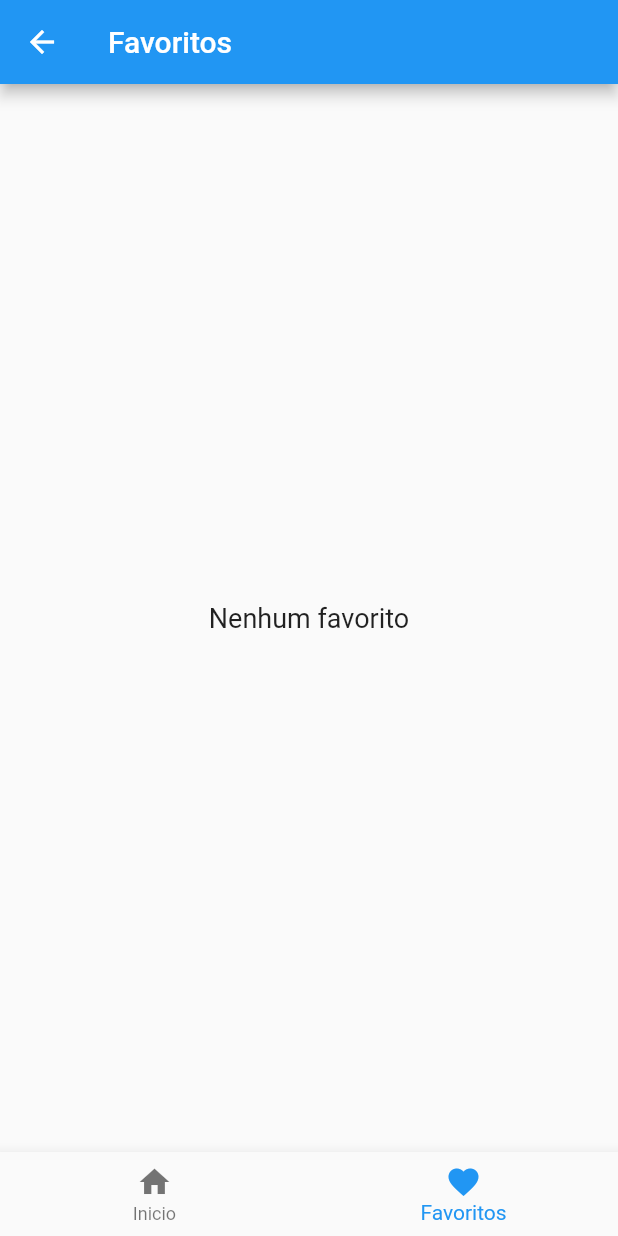
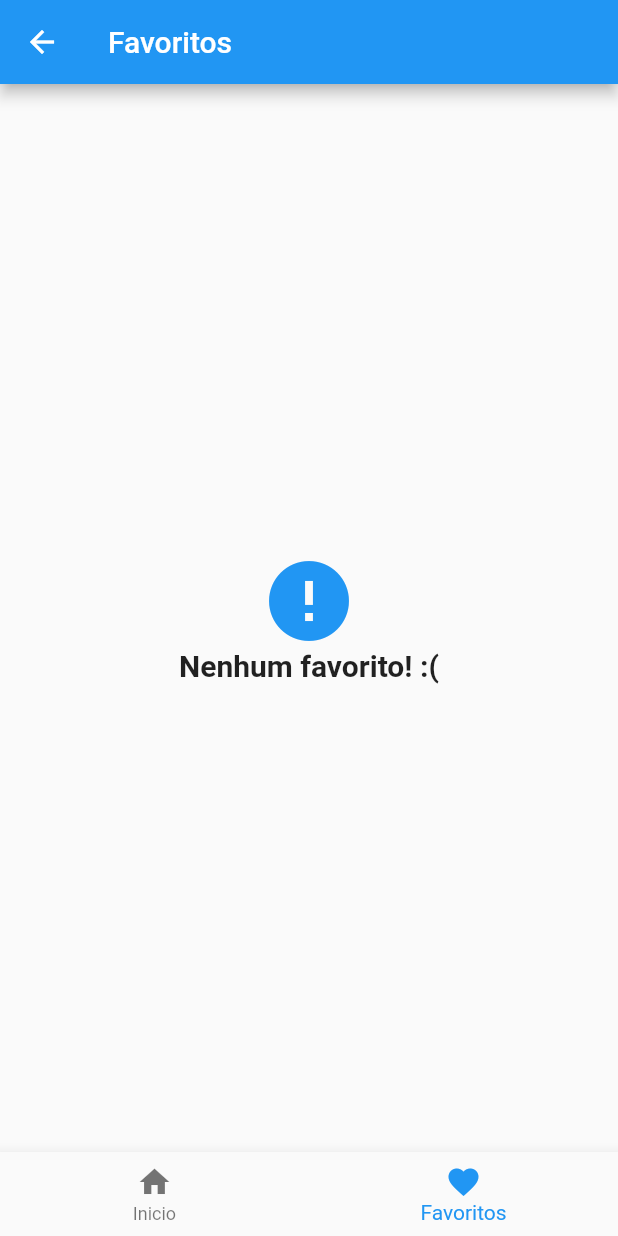
Before and after one commit to SusuGostoso/TheCatFlutter, a Flutter app: the screen it shows after launch, item 4 of the bottom bar chosen, on a phone screen of 412 x 824 dp. Run offline on Flutter 3.47's test engine with Material 2 defaults, Android fonts, the phone set to English and light mode, and no system bars; network calls fail.

Commit message:
Melhora do código e implementação remover dos favoritos.

```diff
--- a/lib/main.dart
+++ b/lib/main.dart
@@ -3,9 +3,7 @@ import 'package:flutter/material.dart';
 import 'package:http/http.dart' as http;
 
 class AppConfig {
-  int gostei = 0;
-  int likeCats = 0;
-  int likeDogs = 0;
+  int tipo_animal = 0;
 
   static Future<Map<String, dynamic>> getAnimalDetails(
       String animalId, int typeAnimal) async {
@@ -34,10 +32,9 @@ class Animal {
   final int tipo;
 
   Animal({required this.id, required this.url, required this.tipo});
-  //Recipe({required this.id, required this.title, required this.image});
 }
 
-void main() => runApp(MyApp());
+void main() => runApp(const MyApp());
 
 class MyApp extends StatelessWidget {
   const MyApp({super.key});
@@ -62,7 +59,7 @@ class _HomeScreenState extends State<HomeScreen> {
   dynamic catImage;
   bool loading = false;
   String? errorMessage;
-  int gostei = AppConfig().gostei;
+  int tipo_animal = AppConfig().tipo_animal;
 
   @override
   void initState() {
@@ -73,7 +70,7 @@ class _HomeScreenState extends State<HomeScreen> {
   Future<void> amei() async {
     if (catImage != null) {
       Animal likeAnimmal =
-          Animal(id: catImage["id"], url: catImage["url"], tipo: gostei);
+          Animal(id: catImage["id"], url: catImage["url"], tipo: tipo_animal);
 
       Favoritos.animaisFavoritos.add(likeAnimmal);
 
@@ -93,7 +90,7 @@ class _HomeScreenState extends State<HomeScreen> {
     ];
 
     try {
-      final response = await http.get(Uri.parse(apiLinks[gostei]));
+      final response = await http.get(Uri.parse(apiLinks[tipo_animal]));
 
       if (response.statusCode == 200) {
         final catImages = jsonDecode(response.body) as List<dynamic>;
@@ -122,10 +119,10 @@ class _HomeScreenState extends State<HomeScreen> {
   }
 
   void dislikeImage() {
-    if (gostei == 1) {
-      gostei = 0;
+    if (tipo_animal == 1) {
+      tipo_animal = 0;
     } else {
-      gostei = 1;
+      tipo_animal = 1;
     }
     fetchCatImage();
   }
@@ -1171,16 +1168,17 @@ class _FavoritosState extends State<Favoritos> {
     );
   }
 
-  void handleImageTap(Animal animal) {
-    // Add your logic here for the action to be performed when an image is tapped
-    print('Image ID: ${animal.id}');
-    // Execute your code here
-  }
-
-  void handleInfoTap(Animal animal) {
-    // Add your logic here for the action to be performed when info icon is tapped
-    print('Info icon tapped: ${animal.url} e ${animal.id}');
-    // Execute your code here
+  void _removeAllFavorites() {
+    setState(() {
+      Favoritos.animaisFavoritos.clear();
+    });
+
+    ScaffoldMessenger.of(context).showSnackBar(
+      const SnackBar(
+        content: Text("Todos os favoritos removidos com sucesso!"),
+        duration: Duration(milliseconds: 1000),
+      ),
+    );
   }
 
   Future<void> exibirDetalhes(context, Animal animal) async {
@@ -1202,9 +1200,22 @@ class _FavoritosState extends State<Favoritos> {
       ),
       body: Favoritos.animaisFavoritos.isEmpty
           ? Center(
-              child: Text(
-                'Nenhum favorito',
-                style: TextStyle(fontSize: 18),
+              child: Column(
+                mainAxisAlignment: MainAxisAlignment.center,
+                children: [
+                  Icon(
+                    Icons.error,
+                    size: 64,
+                    color: Colors.blue,
+                  ),
+                  Text(
+                    'Nenhum favorito! :(',
+                    style: TextStyle(
+                      fontSize: 20,
+                      fontWeight: FontWeight.bold,
+                    ),
+                  ),
+                ],
               ),
             )
           : Column(
@@ -1315,6 +1326,20 @@ class _FavoritosState extends State<Favoritos> {
           ),
         ],
       ),
+      floatingActionButton: Favoritos.animaisFavoritos.isEmpty
+          ? SizedBox(height: 20)
+          : Row(
+              mainAxisAlignment: MainAxisAlignment.end,
+              children: [
+                FloatingActionButton(
+                  heroTag: "bt1",
+                  onPressed: _removeAllFavorites,
+                  tooltip: 'Remover tudo',
+                  child: const Icon(Icons.delete),
+                ),
+                const SizedBox(width: 16),
+              ],
+            ),
     );
   }
 }
@@ -1437,7 +1462,7 @@ class _InfoAnimalState extends State<InfoAnimal> {
     }
 
     if (widget.animalDetails.containsKey('categories')) {
-      //print("Existe categories - id: ${widget.animalDetails['id']}");
+      print("Existe categories - id: ${widget.animalDetails['id']}");
     } else {
       //print("Não existe categories! - id: ${widget.animalDetails['id']}");
     }
@@ -1510,7 +1535,7 @@ class _InfoAnimalState extends State<InfoAnimal> {
                                     children: List.generate(5, (i) {
                                       if (i < valor) {
                                         return Icon(Icons.star,
-                                            color: Colors.yellow);
+                                            color: Colors.blue);
                                       } else {
                                         return Icon(Icons.star_border,
                                             color: Colors.grey);
@@ -1523,17 +1548,6 @@ class _InfoAnimalState extends State<InfoAnimal> {
                       },
                     ),
                   ),
-                  /*
-            Expanded(
-              child: ListView.builder(
-                itemCount: widget.animalDetails['extendedIngredients'].length,
-                itemBuilder: (context, index) {
-                  return Text(
-                      '- ${widget.animalDetails['extendedIngredients'][index]['original']}');
-                },
-              ),
-            ),
-            */
                 ],
               ),
       ),
```
